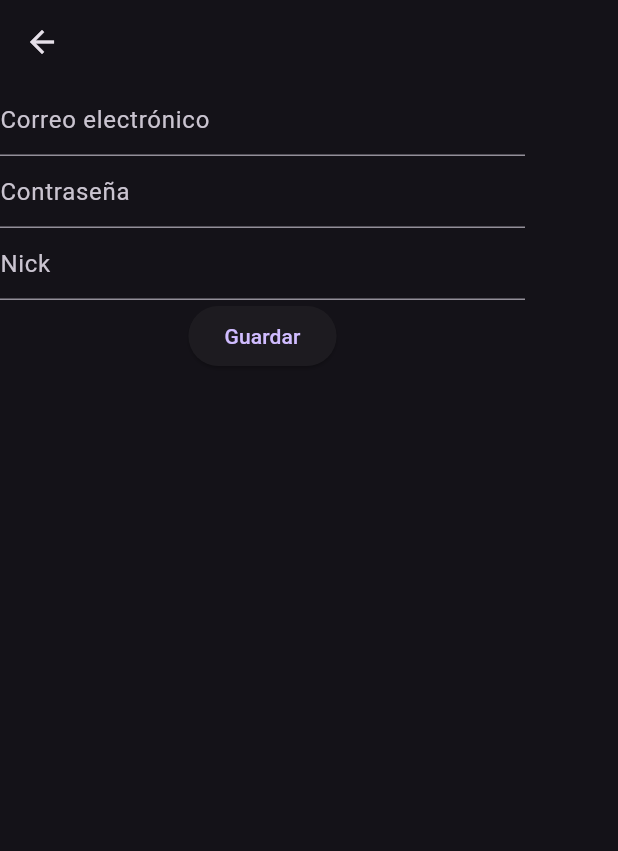
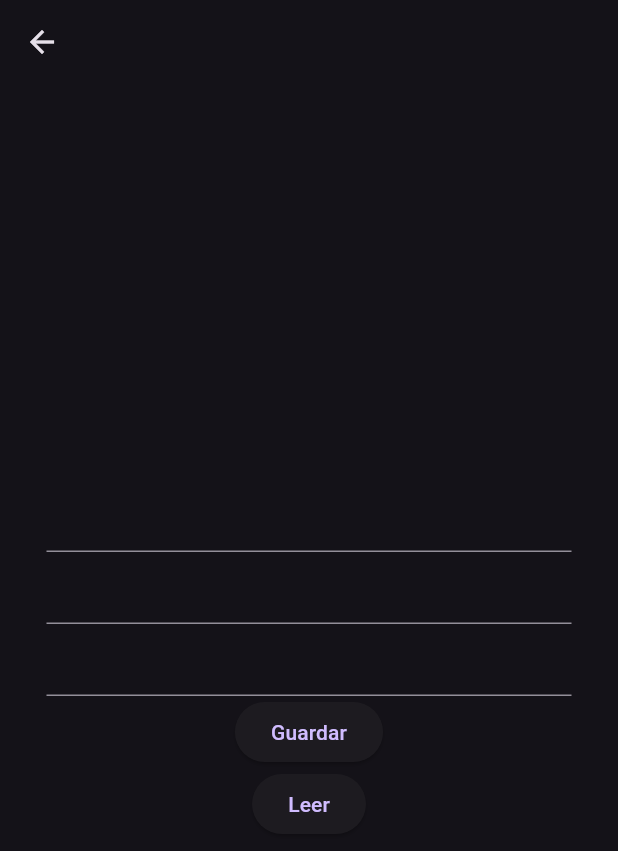
Before and after one commit to cristian2006xd/EJERCICIO2_MOVILES_III, a Flutter app: the screen it shows after launch, on a phone screen of 412 x 824 dp. Shown: the top 851 px of the screen. Run offline on Flutter 3.47's test engine with Material 3 defaults, Android fonts, the phone set to English and light mode, and no system bars; our stand-ins replace firebase_auth, firebase_core, firebase_database; accounts and stored records are empty.

Commit message:
ejercicio2

```diff
--- a/lib/screens/GuardarScreen.dart
+++ b/lib/screens/GuardarScreen.dart
@@ -1,3 +1,4 @@
+import 'package:firebase_database/firebase_database.dart';
 import 'package:flutter/material.dart';
 
 class Guardarscreen extends StatelessWidget {
@@ -5,52 +6,46 @@
 
   @override
   Widget build(BuildContext context) {
-    return Scaffold(
-      appBar: AppBar(),
-      body: formulario(),
-    );
+    return Scaffold(appBar: AppBar(), body: formulario(context));
   }
 }
 
-Widget formulario(){
+Widget formulario(context) {
   TextEditingController placa = TextEditingController();
   TextEditingController marca = TextEditingController();
   TextEditingController precio = TextEditingController();
 
-  return (
-    Container(
+  return (Center(
+    child: Container(
       width: 350,
+      child: Column(
+        mainAxisSize: MainAxisSize.min,
+        children: [
+          TextField(controller: placa),
+          TextField(controller: marca),
+          TextField(controller: precio),
 
-      child: Center(
-        child: Column(
-          children: [
-            TextField(
-              controller: placa,
-              decoration: InputDecoration(
-                hintText: 'Correo electrónico',
-              ),
-            ),
-            TextField(
-              controller: marca,
-              decoration: InputDecoration(
-                hintText: 'Contraseña',
-              ),
-              obscureText: true,
-            ),
-            TextField(
-              controller: precio,
-              decoration: InputDecoration(
-                hintText: 'Nick',
-              ),
-            ),
+          ElevatedButton(
+            onPressed: () =>
+            guardar(context, placa, marca, precio),
+            child: Text("Guardar")),
+
             ElevatedButton(
-              onPressed: () {
-              },
-              child: Text('Guardar'),
-            ),
-          ],
-        ),
+            onPressed: () =>
+            Navigator.pushNamed(context, "/leer"),
+            child: Text("Leer")),
+        ],
       ),
-    )
-  );
+    ),
+  ));
 }
+
+Future<void> guardar(context, placa, marca, precio) async {
+  DatabaseReference ref = FirebaseDatabase.instance.ref("autos/${placa.text}");
+
+await ref.set({
+  "marca": marca.text,
+  "precio": double.parse(precio.text),
+
+});
+}
--- a/pubspec.yaml
+++ b/pubspec.yaml
@@ -9,6 +9,9 @@
 dependencies:
   flutter:
     sdk: flutter
+  firebase_core: ^4.11.0
+  firebase_auth: ^6.5.4
+  firebase_database: ^12.4.4
 
 dev_dependencies:
   flutter_test:
```
Also changed, not shown: lib/main.dart (+10 -1 lines), lib/screens/LeerScreen.dart (+78 -1 lines), lib/screens/LoginScreen.dart (+33 -12 lines), lib/screens/Registro.dart (+41 -20 lines), firebase.json (added), lib/firebase_options.dart (added), pubspec.lock, 6 other files.
